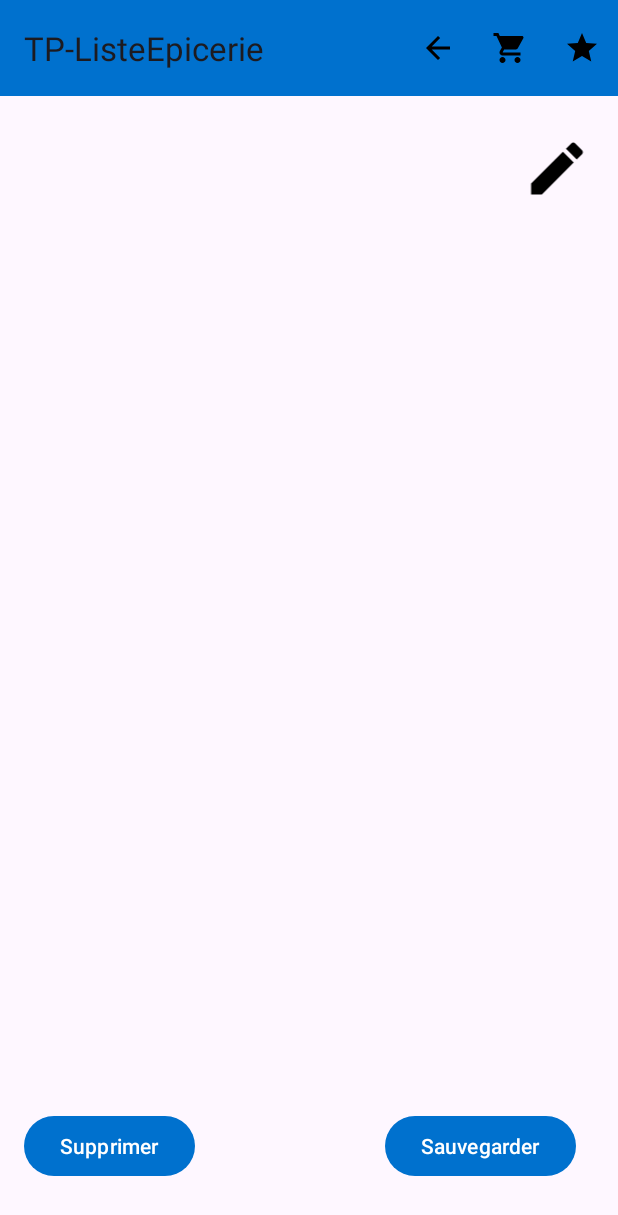
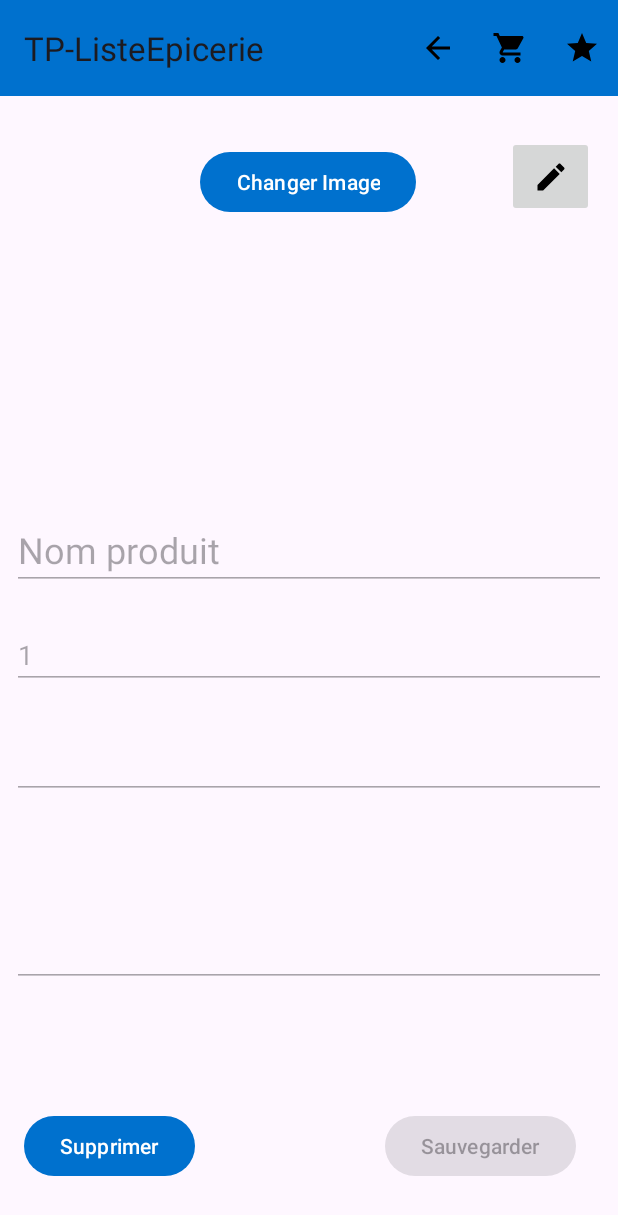
Before and after one commit to Ricieus/TP-ListeEpicerie, an Android app: the PageDetails screen opened directly, with no data from a screen before it, on a phone screen of 412 x 824 dp. Shown: the top 1215 px of the screen. Run offline under Robolectric (Android 15) with nearby library versions, the phone set to English and light mode, and no system bars; 1 statement that could not run was skipped.

Commit message:
Essayer de faire update

```diff
--- a/app/src/main/java/com/example/tp_listeepicerie/EpicerieDao.kt
+++ b/app/src/main/java/com/example/tp_listeepicerie/EpicerieDao.kt
@@ -5,6 +5,7 @@ import androidx.room.Delete
 import androidx.room.Insert
 import androidx.room.OnConflictStrategy
 import androidx.room.Query
+import androidx.room.Update
 
 @Dao
 interface EpicerieDao {
@@ -37,4 +38,7 @@ interface EpicerieDao {
 
     @Insert
     suspend fun insertProductList(epicerie: Table_Epicerie)
+
+    @Update
+    suspend fun updateEpicerie(item: Table_Epicerie)
 }
--- a/app/src/main/java/com/example/tp_listeepicerie/PageDetails.kt
+++ b/app/src/main/java/com/example/tp_listeepicerie/PageDetails.kt
@@ -3,6 +3,8 @@ package com.example.tp_listeepicerie
 import android.os.Bundle
 import android.view.Menu
 import android.view.MenuItem
+import android.widget.Button
+import android.widget.ImageButton
 import android.widget.ImageView
 import android.widget.TextView
 import android.widget.Toast
@@ -11,12 +13,21 @@ import androidx.appcompat.app.AppCompatActivity
 import androidx.appcompat.widget.Toolbar
 import androidx.core.view.ViewCompat
 import androidx.core.view.WindowInsetsCompat
+import androidx.lifecycle.lifecycleScope
+import kotlinx.coroutines.Dispatchers
+import kotlinx.coroutines.launch
+import kotlinx.coroutines.withContext
 
 class PageDetails : AppCompatActivity() {
 
     private lateinit var textProductName: TextView
     private lateinit var productImage: ImageView
     private lateinit var textProductDescription: TextView
+    private lateinit var editButton: ImageButton
+    private lateinit var textCategory: TextView
+    private lateinit var textQuantity: TextView
+    private lateinit var saveButton: Button
+    private var productId: Int = 0
 
     override fun onCreate(savedInstanceState: Bundle?) {
         super.onCreate(savedInstanceState)
@@ -30,18 +41,71 @@ class PageDetails : AppCompatActivity() {
         val toolbar: Toolbar = findViewById(R.id.toolbar)
         setSupportActionBar(toolbar)
 
+        productId = intent.getIntExtra("productId", 1)
         val itemName = intent.getStringExtra("nomProduit")
-        val itemImage = intent.getIntExtra("imageProduit", 0)
+        val itemImage = intent.getIntExtra("imageProduit", 1)
         val productDescription = intent.getStringExtra("productDescription")
+        val itemCategory = intent.getStringExtra("productCategory")
+        val itemQuantity = intent.getIntExtra("productQuantity", 1)
 
         textProductName = findViewById(R.id.nomProduit)
         productImage = findViewById(R.id.imageProduit)
         textProductDescription = findViewById(R.id.productDescription)
+        editButton = findViewById(R.id.editButton)
+        textCategory = findViewById(R.id.productCategory)
+        textQuantity = findViewById(R.id.productQuantity)
+        saveButton = findViewById(R.id.saveButton)
 
         textProductName.text = itemName
         productImage.setImageResource(itemImage)
         textProductDescription.text = productDescription
+        textCategory.text = itemCategory
+        textQuantity.text = itemQuantity.toString()
+
+        editButton.setOnClickListener{
+            textProductName.isEnabled = true
+            textProductDescription.isEnabled = true
+            textCategory.isEnabled = true
+            textQuantity.isEnabled = true
+            saveButton.isEnabled = true
+        }
+
+        saveButton.setOnClickListener {
+            updateItems()
+        }
+
     }
+
+    private fun updateItems(){
+        val updatedName = textProductName.text.toString()
+        val updatedDescription = textProductDescription.text.toString()
+        val updatedCategory = textCategory.text.toString()
+        val updatedQuantity = textQuantity.text.toString().toInt()
+
+        val database = Database_Epicerie.getDatabase(applicationContext)
+
+        lifecycleScope.launch(Dispatchers.IO) {
+            val updatedItem = Table_Epicerie(
+                uid = productId,
+                nom = updatedName,
+                description = updatedDescription,
+                prix = 0.0,
+                categorie = updatedCategory,
+                quantite = updatedQuantity,
+                boutonInformation = 1,
+                boutonPanier = findViewById(R.id.btnAjout),
+                imageNourriture = findViewById(R.id.btnInfo)
+            )
+            database.epicerieDao().updateEpicerie(updatedItem)
+
+            withContext(Dispatchers.Main) {
+                Toast.makeText(applicationContext, "Produit mis à jour avec succès", Toast.LENGTH_SHORT).show()
+                finish()
+            }
+        }
+    }
+
+
 
     override fun onCreateOptionsMenu(menu: Menu?): Boolean {
         menuInflater.inflate(R.menu.page_details_menu, menu)
@@ -57,5 +121,4 @@ class PageDetails : AppCompatActivity() {
         }
         return super.onOptionsItemSelected(item)
     }
-
 }
--- a/app/src/main/java/com/example/tp_listeepicerie/recyclerItem/ItemAdaptor.kt
+++ b/app/src/main/java/com/example/tp_listeepicerie/recyclerItem/ItemAdaptor.kt
@@ -44,6 +44,8 @@ class ItemAdaptor(val ctx: Context, val activity: MainActivity, var data: Mutabl
             intent.putExtra("nomProduit", currentGenericItem.nom)
             intent.putExtra("imageProduit", currentGenericItem.imageNourriture)
             intent.putExtra("productDescription", currentGenericItem.description)
+            intent.putExtra("productCategory", currentGenericItem.categorie)
+            intent.putExtra("productQuantity", currentGenericItem.quantite)
             activity.startActivity(intent)
 
         }
--- a/app/src/main/res/layout/activity_page_details.xml
+++ b/app/src/main/res/layout/activity_page_details.xml
@@ -17,16 +17,22 @@
         app:layout_constraintTop_toTopOf="parent" />
 
 
-    <TextView
+    <EditText
         android:id="@+id/nomProduit"
-        android:layout_width="wrap_content"
+        android:layout_width="match_parent"
         android:layout_height="wrap_content"
-        android:text="Page Détails"
+        android:text="Nom produit"
         android:textSize="24sp"
         app:layout_constraintBottom_toBottomOf="parent"
         app:layout_constraintEnd_toEndOf="parent"
+        app:layout_constraintHorizontal_bias="0.0"
         app:layout_constraintStart_toStartOf="parent"
-        app:layout_constraintTop_toTopOf="parent" />
+        app:layout_constraintTop_toTopOf="parent"
+        app:layout_constraintVertical_bias="0.441"
+        android:hint="Nom produit"
+        android:enabled="false"
+        android:layout_marginLeft="8dp"
+        android:layout_marginRight="8dp"/>
 
     <ImageView
         android:id="@+id/imageProduit"
@@ -40,28 +46,50 @@
         app:layout_constraintVertical_bias="0.244"
         tools:srcCompat="@tools:sample/avatars" />
 
-    <TextView
+
+    <EditText
         android:id="@+id/productDescription"
-        android:layout_width="355dp"
-        android:layout_height="197dp"
+        android:layout_width="match_parent"
+        android:layout_height="100dp"
+        android:layout_marginLeft="8dp"
+        android:layout_marginRight="8dp"
+        android:enabled="false"
         android:text="Description"
+        app:layout_constraintBottom_toBottomOf="parent"
+        app:layout_constraintEnd_toEndOf="parent"
+        app:layout_constraintHorizontal_bias="1.0"
+        app:layout_constraintStart_toStartOf="parent"
+        app:layout_constraintTop_toTopOf="parent"
+        app:layout_constraintVertical_bias="0.771" />
+
+    <EditText
+        android:id="@+id/productCategory"
+        android:layout_width="match_parent"
+        android:layout_height="wrap_content"
+        android:enabled="false"
+        android:text="Categorie"
+        android:layout_marginLeft="8dp"
+        android:layout_marginRight="8dp"
         app:layout_constraintBottom_toBottomOf="parent"
         app:layout_constraintEnd_toEndOf="parent"
         app:layout_constraintStart_toStartOf="parent"
         app:layout_constraintTop_toTopOf="parent"
-        app:layout_constraintVertical_bias="0.745" />
+        app:layout_constraintVertical_bias="0.626" />
 
-    <ImageView
-        android:id="@+id/imageView"
-        android:layout_width="48dp"
-        android:layout_height="46dp"
+    <EditText
+        android:id="@+id/productQuantity"
+        android:layout_width="match_parent"
+        android:layout_height="wrap_content"
+        android:layout_marginLeft="8dp"
+        android:layout_marginRight="8dp"
+        android:enabled="false"
+        android:text="Quantite"
         app:layout_constraintBottom_toBottomOf="parent"
         app:layout_constraintEnd_toEndOf="parent"
-        app:layout_constraintHorizontal_bias="0.955"
+        app:layout_constraintHorizontal_bias="1.0"
         app:layout_constraintStart_toStartOf="parent"
         app:layout_constraintTop_toTopOf="parent"
-        app:layout_constraintVertical_bias="0.115"
-        app:srcCompat="@drawable/baseline_edit_24" />
+        app:layout_constraintVertical_bias="0.532" />
 
     <Button
         android:id="@+id/delete"
@@ -71,16 +99,46 @@
         android:layout_marginBottom="36dp"
         android:text="Supprimer"
         app:layout_constraintBottom_toBottomOf="parent"
-        app:layout_constraintStart_toStartOf="parent" />
+        app:layout_constraintStart_toStartOf="parent"
+        android:layout_marginLeft="8dp"
+        android:layout_marginRight="8dp"/>
 
     <Button
-        android:id="@+id/sauvegarder"
+        android:id="@+id/saveButton"
         android:layout_width="wrap_content"
         android:layout_height="wrap_content"
         android:layout_marginEnd="28dp"
         android:layout_marginBottom="36dp"
         android:text="Sauvegarder"
         app:layout_constraintBottom_toBottomOf="parent"
-        app:layout_constraintEnd_toEndOf="parent" />
+        app:layout_constraintEnd_toEndOf="parent"
+        android:layout_marginLeft="8dp"
+        android:layout_marginRight="8dp"
+        android:enabled="false"/>
+
+    <ImageButton
+        android:id="@+id/editButton"
+        android:layout_width="58dp"
+        android:layout_height="54dp"
+        android:contentDescription="TODO"
+        app:layout_constraintBottom_toBottomOf="parent"
+        app:layout_constraintEnd_toEndOf="parent"
+        app:layout_constraintHorizontal_bias="0.954"
+        app:layout_constraintStart_toStartOf="parent"
+        app:layout_constraintTop_toTopOf="parent"
+        app:layout_constraintVertical_bias="0.118"
+        app:srcCompat="@drawable/baseline_edit_24" />
+
+    <Button
+        android:id="@+id/changeImage"
+        android:layout_width="wrap_content"
+        android:layout_height="wrap_content"
+        android:text="Changer Image"
+        app:layout_constraintBottom_toBottomOf="parent"
+        app:layout_constraintEnd_toEndOf="parent"
+        app:layout_constraintHorizontal_bias="0.498"
+        app:layout_constraintStart_toStartOf="parent"
+        app:layout_constraintTop_toTopOf="parent"
+        app:layout_constraintVertical_bias="0.125" />
 
 </androidx.constraintlayout.widget.ConstraintLayout>
```
